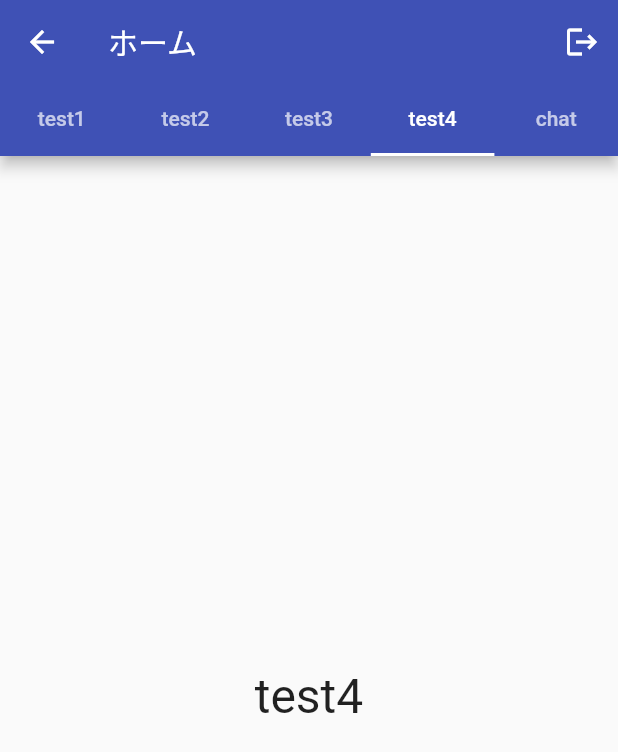
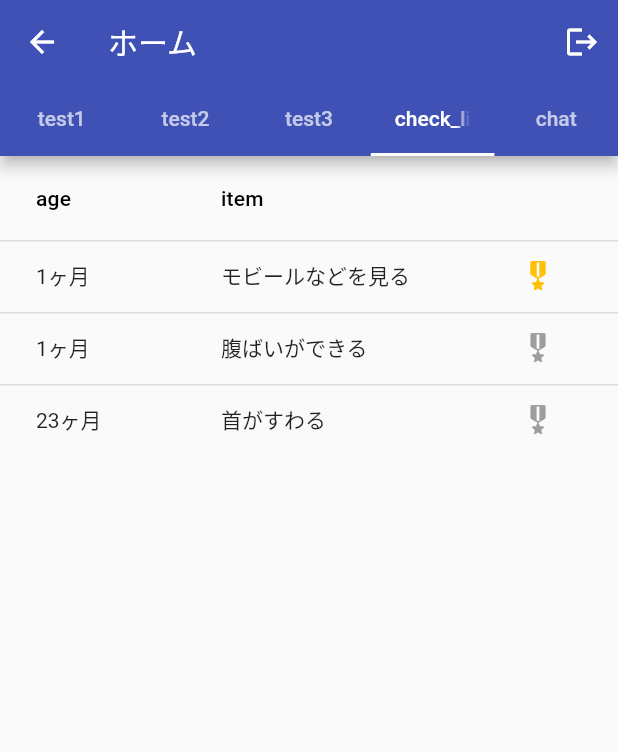
Before and after one commit to takumi-maki/demo-authentication, a Flutter app: the HomePage screen opened directly, tab 4 chosen, on a phone screen of 412 x 824 dp. Shown: the top 752 px of the screen. Run offline on Flutter 3.47's test engine with Material 2 defaults, Android fonts, the phone set to English and light mode, and no system bars; our stand-ins replace cloud_firestore, firebase_auth, firebase_core, flutter_riverpod, nil; accounts and stored records are empty.

Commit message:
チェックリストを実装 (データはダミー)

```diff
--- /dev/null
+++ b/assets/json/check_items.json
@@ -0,0 +1,17 @@
+[
+  {
+    "type": 1,
+    "month": 1,
+    "text": "モビールなどを見る"
+  },
+  {
+    "type": 1,
+    "month": 2,
+    "text": "腹ばいができる"
+  },
+  {
+    "type": 1,
+    "month": 3,
+    "text": "首がすわる"
+  }
+]
--- /dev/null
+++ b/lib/pages/check_list_page.dart
@@ -0,0 +1,100 @@
+import 'package:firebase_auth/firebase_auth.dart';
+import 'package:flutter/material.dart';
+import 'package:flutter_riverpod/flutter_riverpod.dart';
+import 'package:nil/nil.dart';
+import '../dialog/alert_dialog.dart';
+import '../provider/app_provider.dart';
+
+class CheckItem {
+  String id;
+  String roomId;
+  int type;
+  int month;
+  String text;
+  bool isChecked;
+
+  CheckItem({
+    required this.id,
+    required this.roomId,
+    required this.type,
+    required this.month,
+    required this.text,
+    required this.isChecked,
+  });
+}
+
+class CheckListPage extends ConsumerWidget {
+  CheckListPage({Key? key}) : super(key: key);
+
+  final List<Map> _items = [
+    {
+      "type": 1,
+      "month": 1,
+      "text": "モビールなどを見る",
+      "isChecked": true
+    },
+    {
+      "type": 1,
+      "month": 1,
+      "text": "腹ばいができる",
+      "isChecked": false
+    },
+    {
+      "type": "1",
+      "month": "23",
+      "text": "首がすわる",
+      "isChecked": false
+    }
+  ];
+
+  @override
+  Widget build(BuildContext context, WidgetRef ref) {
+    final User user = ref
+        .watch(userProvider.notifier)
+        .state!;
+    return ListView(
+      children: [
+        DataTable(
+          showCheckboxColumn: false,
+          columns: const [
+            DataColumn(
+                label: SizedBox(
+                  width: 50,
+                  child: Text('age'),
+                )
+            ),
+            DataColumn(
+                label: Text('item')),
+            DataColumn(
+                label: SizedBox(
+                  width: 10,
+                )
+            ),
+          ],
+          rows: _items.map((item) =>
+              DataRow(
+                  cells: [
+                    DataCell(Text("${item['month'].toString()}ヶ月")),
+                    DataCell(onTap: () {
+                      debugPrint(item.toString());
+                    }, Text(item['text'])),
+                    DataCell(
+                        onTap: () {
+                          item['isChecked']
+                            ? cancelAlertDialog(context, item['text'])
+                            : achieveAlertDialog(context, item['text']);
+                        },
+                        item['isChecked']
+                            ? const Icon(
+                            Icons.military_tech_rounded, color: Colors.amber)
+                            : const Icon(
+                            Icons.military_tech_rounded, color: Colors.grey)
+                    ),
+                  ]
+              )
+          ).toList()
+        ),
+      ],
+    );
+  }
+}
--- a/lib/pages/home_page.dart
+++ b/lib/pages/home_page.dart
@@ -1,3 +1,4 @@
+import 'package:demo_authentication/pages/check_list_page.dart';
 import 'package:firebase_auth/firebase_auth.dart';
 import 'package:flutter/material.dart';
 
@@ -38,28 +39,24 @@ class _HomePageState extends State<HomePage> {
                 Tab(text: 'test1'),
                 Tab(text: 'test2'),
                 Tab(text: 'test3'),
-                Tab(text: 'test4'),
+                Tab(text: 'check_list'),
                 Tab(text: 'chat'),
               ],
             ),
           ),
-          body: const TabBarView(
+          body: TabBarView(
             children: <Widget>[
-              Center(
+              const Center(
                 child: Text('test1', style: TextStyle(fontSize: 32.0)),
               ),
-              Center(
+              const Center(
                 child: Text('test2', style: TextStyle(fontSize: 32.0)),
               ),
-              Center(
+              const Center(
                 child: Text('test3', style: TextStyle(fontSize: 32.0)),
               ),
-              Center(
-                child: Text('test4', style: TextStyle(fontSize: 32.0)),
-              ),
-              Center(
-                child: ChatPage()
-              ),
+              CheckListPage(),
+              const ChatPage()
             ],
           ),
         )
--- a/pubspec.yaml
+++ b/pubspec.yaml
@@ -41,6 +41,7 @@ dependencies:
   cloud_firestore: ^3.4.6
   provider: ^6.0.3
   flutter_riverpod: ^1.0.4
+  nil: ^1.1.1
 
 dev_dependencies:
   flutter_test:
```
Also changed, not shown: lib/dialog/alert_dialog.dart (added, +75 -0 lines), pubspec.lock, 1 other file.
